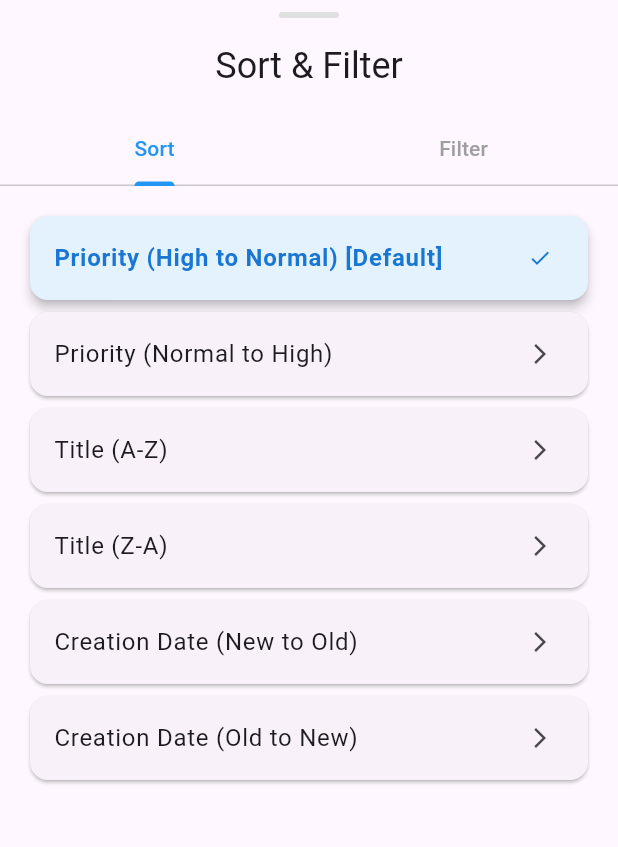
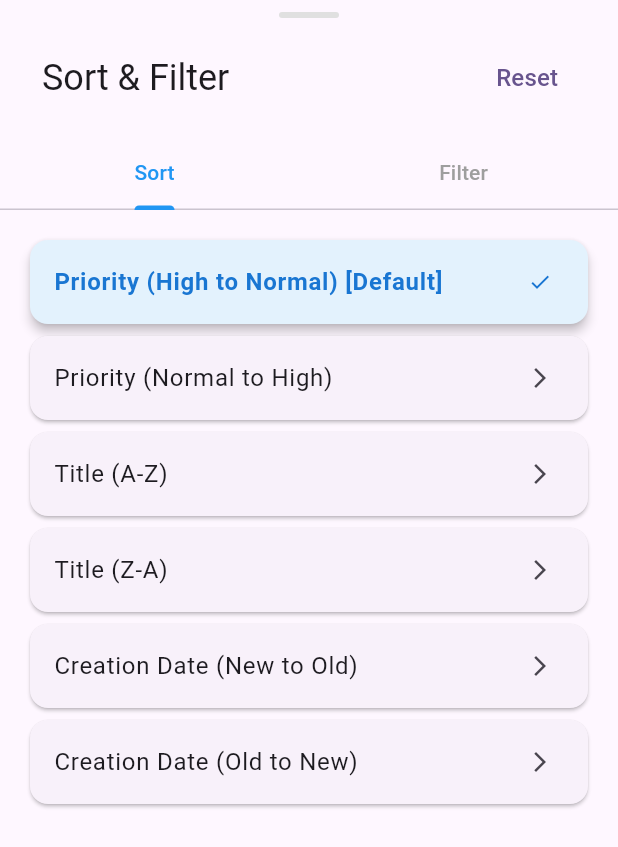
Before and after one commit to shofiq0023/flutter-popcorn-watchlist-tracker, a Flutter app: the CustomBottomSheet widget shown alone on an empty page, opened directly, on a phone screen of 412 x 824 dp. Shown: the top 847 px of the screen. Run offline on Flutter 3.47's test engine with Material 3 defaults, Android fonts, the light colour scheme and no system bars; our stand-ins replace file_picker, fluttertoast, objectbox, permission_handler; generated files the repository leaves out were written again.

Commit message:
added reset button for sorting and filtering

```diff
--- a/lib/pages/components/custom_bottom_sheet.dart
+++ b/lib/pages/components/custom_bottom_sheet.dart
@@ -25,15 +25,6 @@ class _CustomBottomSheetState extends State<CustomBottomSheet>
     {'date_asc': 'Creation Date (Old to New)'},
   ];
 
-  final List<String> multiSelectItems = [
-    'Option A',
-    'Option B',
-    'Option C',
-    'Option D',
-    'Option E',
-    'Option F',
-  ];
-
   @override
   void initState() {
     super.initState();
@@ -59,10 +50,21 @@ class _CustomBottomSheetState extends State<CustomBottomSheet>
 
           // Title
           Padding(
-            padding: EdgeInsets.all(16),
-            child: Text(
-              'Sort & Filter',
-              style: Theme.of(context).textTheme.headlineSmall,
+            padding: EdgeInsets.symmetric(vertical: 16, horizontal: 28),
+            child: Row(
+              mainAxisAlignment: MainAxisAlignment.spaceBetween,
+              children: [
+                Text(
+                  'Sort & Filter',
+                  style: Theme.of(context).textTheme.headlineSmall,
+                ),
+                TextButton(
+                  onPressed: () {
+                    Provider.of<WatchlistEntryProvider>(context, listen: false).clearSortingAndFilter();
+                  },
+                  child: Text('Reset', style: TextStyle(fontSize: 16),),
+                )
+              ],
             ),
           ),
 
@@ -143,7 +145,9 @@ class _CustomBottomSheetState extends State<CustomBottomSheet>
           itemCount: entryCategoryProvider.filterOptions.length,
           itemBuilder: (context, index) {
             final item = entryCategoryProvider.filterOptions[index];
-            final isSelected = watchlistProvider.selectedFilterOptionsContains(item);
+            final isSelected = watchlistProvider.selectedFilterOptionsContains(
+              item,
+            );
 
             return Card(
               child: CheckboxListTile(
--- a/lib/pages/watchlist_home_page.dart
+++ b/lib/pages/watchlist_home_page.dart
@@ -42,12 +42,12 @@ class _WatchlistHomePageState extends State<WatchlistHomePage> {
                     const Icon(Icons.sort),
 
                     // Show the dot only if sorting is active
-                    if (provider.currentSortType != "default") // default
+                    if (provider.currentSortType != "default" || provider.selectedFilterOptions.isNotEmpty) // default
                       Positioned(
                         right: -1,
                         top: -1,
                         child: Container(
-                          padding: const EdgeInsets.all(3),
+                          padding: const EdgeInsets.all(5),
                           decoration: BoxDecoration(
                             color: Colors.red, // dot color
                             shape: BoxShape.circle,
--- a/lib/providers/watchlist_entry_provider.dart
+++ b/lib/providers/watchlist_entry_provider.dart
@@ -19,6 +19,8 @@ class WatchlistEntryProvider extends ChangeNotifier {
   String _currentSortType = 'default';
 
   final Set<String> _selectedFilterOptions = {};
+
+  Set<String> get selectedFilterOptions => _selectedFilterOptions;
 
   WatchlistEntryProvider() {
     db = WatchlistEntryDatabaseService();
@@ -171,6 +173,12 @@ class WatchlistEntryProvider extends ChangeNotifier {
 
   void removeFromFilterOption(String filterOption) {
     _selectedFilterOptions.remove(filterOption);
+    notifyListeners();
+  }
+
+  void clearSortingAndFilter() {
+    sortWatchlist("default");
+    _selectedFilterOptions.clear();
     notifyListeners();
   }
 
```
